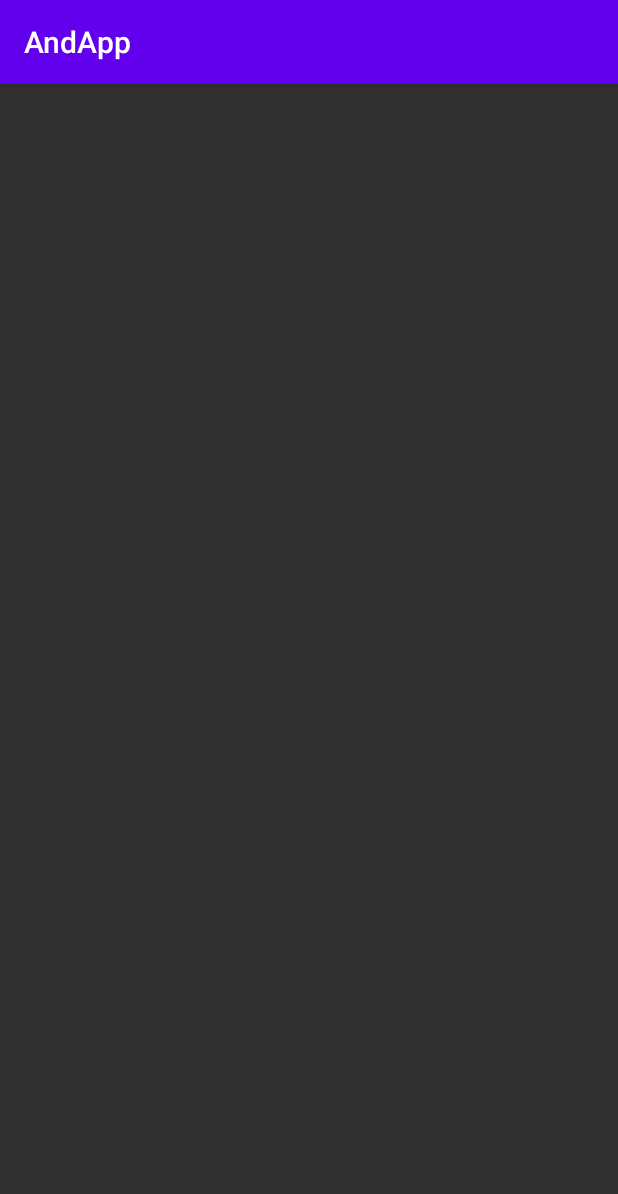
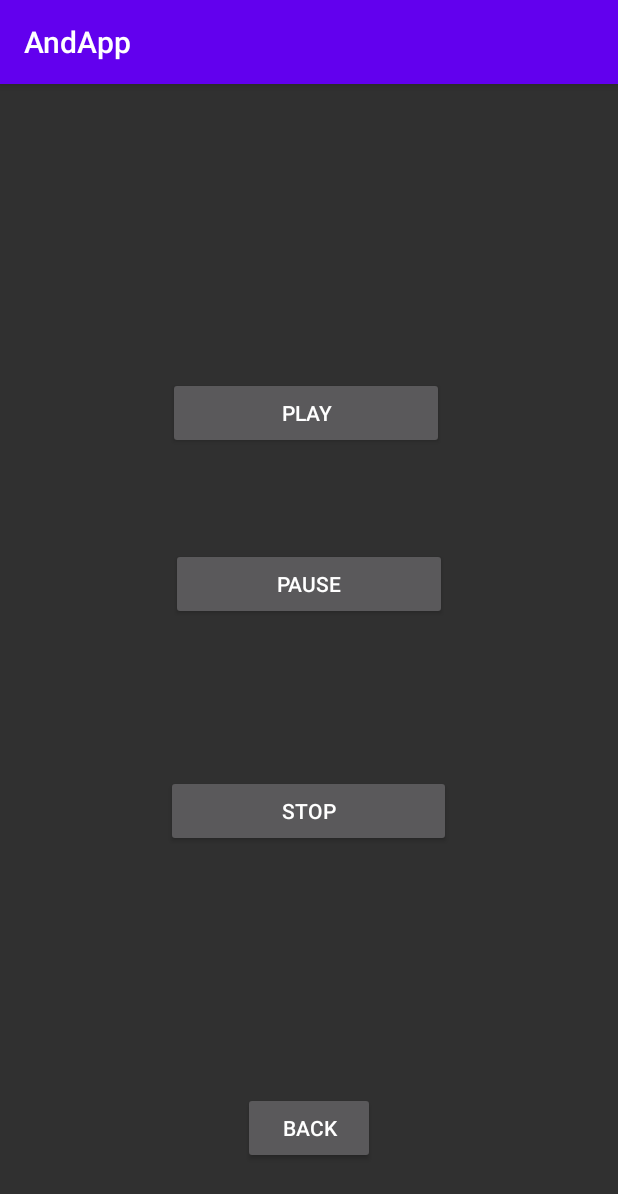
Before and after one commit to MeAdarshMishra/AndApp, an Android app: the MediaPlayermp3 screen opened directly, with no data from a screen before it, on a phone screen of 412 x 824 dp. Shown: the top 1194 px of the screen. Run offline under Robolectric (Android 15) with nearby library versions, the phone set to English and light mode, and no system bars.

Commit message:
Android Application

```diff
--- a/app/src/main/AndroidManifest.xml
+++ b/app/src/main/AndroidManifest.xml
@@ -16,6 +16,9 @@
         android:roundIcon="@mipmap/ic_launcher_round"
         android:supportsRtl="true"
         android:theme="@style/Theme.AndApp">
+        <activity
+            android:name=".MediaPlayermp4"
+            android:exported="true" />
         <activity
             android:name=".MediaPlayermp3"
             android:exported="true" />
--- a/app/src/main/java/com/example/andapp/MediaPlayermp3.java
+++ b/app/src/main/java/com/example/andapp/MediaPlayermp3.java
@@ -16,11 +16,11 @@ public class MediaPlayermp3 extends AppCompatActivity {
     protected void onCreate(Bundle savedInstanceState) {
         super.onCreate(savedInstanceState);
         setContentView(R.layout.activity_media_playermp3);
-        play = findViewById(R.id.button140);
-        pause = findViewById(R.id.button141);
-        stop = findViewById(R.id.button142);
-        back = findViewById(R.id.button143);
-        mediaPlayer = MediaPlayer.create(this, R.raw.believer);
+        play = findViewById(R.id.playmp3);
+        pause = findViewById(R.id.pausemp3);
+        stop = findViewById(R.id.stopmp3);
+        back = findViewById(R.id.backmp3);
+        mediaPlayer = MediaPlayer.create(this, R.raw.onmyway);
         play.setOnClickListener(v -> mediaPlayer.start());
         pause.setOnClickListener(v -> mediaPlayer.pause());
         stop.setOnClickListener(v -> mediaPlayer.stop());
--- /dev/null
+++ b/app/src/main/java/com/example/andapp/MediaPlayermp4.java
@@ -0,0 +1,14 @@
+package com.example.andapp;
+
+import android.os.Bundle;
+
+import androidx.appcompat.app.AppCompatActivity;
+
+public class MediaPlayermp4 extends AppCompatActivity {
+
+    @Override
+    protected void onCreate(Bundle savedInstanceState) {
+        super.onCreate(savedInstanceState);
+        setContentView(R.layout.activity_media_playermp4);
+    }
+}
--- a/app/src/main/res/layout/activity_media_playermp3.xml
+++ b/app/src/main/res/layout/activity_media_playermp3.xml
@@ -1,8 +1,45 @@
 <?xml version="1.0" encoding="utf-8"?>
-<androidx.constraintlayout.widget.ConstraintLayout xmlns:android="http://schemas.android.com/apk/res/android"
+<RelativeLayout xmlns:android="http://schemas.android.com/apk/res/android"
     xmlns:tools="http://schemas.android.com/tools"
     android:layout_width="match_parent"
     android:layout_height="match_parent"
     tools:context=".MediaPlayermp3">
 
-</androidx.constraintlayout.widget.ConstraintLayout>
+    <Button
+        android:id="@+id/playmp3"
+        android:layout_width="184dp"
+        android:layout_height="wrap_content"
+        android:layout_alignParentTop="true"
+        android:layout_alignParentEnd="true"
+        android:layout_centerHorizontal="true"
+        android:layout_marginTop="195dp"
+        android:layout_marginEnd="116dp"
+        android:text="PLAY" />
+
+    <Button
+        android:id="@+id/pausemp3"
+        android:layout_width="184dp"
+        android:layout_height="wrap_content"
+        android:layout_alignParentTop="true"
+        android:layout_centerHorizontal="true"
+        android:layout_marginTop="309dp"
+        android:text="PAUSE" />
+
+    <Button
+        android:id="@+id/stopmp3"
+        android:layout_width="190dp"
+        android:layout_height="wrap_content"
+        android:layout_alignParentBottom="true"
+        android:layout_centerHorizontal="true"
+        android:layout_marginBottom="259dp"
+        android:text="STOP" />
+
+    <Button
+        android:id="@+id/backmp3"
+        android:layout_width="wrap_content"
+        android:layout_height="wrap_content"
+        android:layout_alignParentBottom="true"
+        android:layout_centerHorizontal="true"
+        android:layout_marginBottom="48dp"
+        android:text="BACK" />
+</RelativeLayout>
--- /dev/null
+++ b/app/src/main/res/layout/activity_media_playermp4.xml
@@ -0,0 +1,8 @@
+<?xml version="1.0" encoding="utf-8"?>
+<androidx.constraintlayout.widget.ConstraintLayout xmlns:android="http://schemas.android.com/apk/res/android"
+    xmlns:tools="http://schemas.android.com/tools"
+    android:layout_width="match_parent"
+    android:layout_height="match_parent"
+    tools:context=".MediaPlayermp4">
+
+</androidx.constraintlayout.widget.ConstraintLayout>
```
Also changed, not shown: 1 other file.
